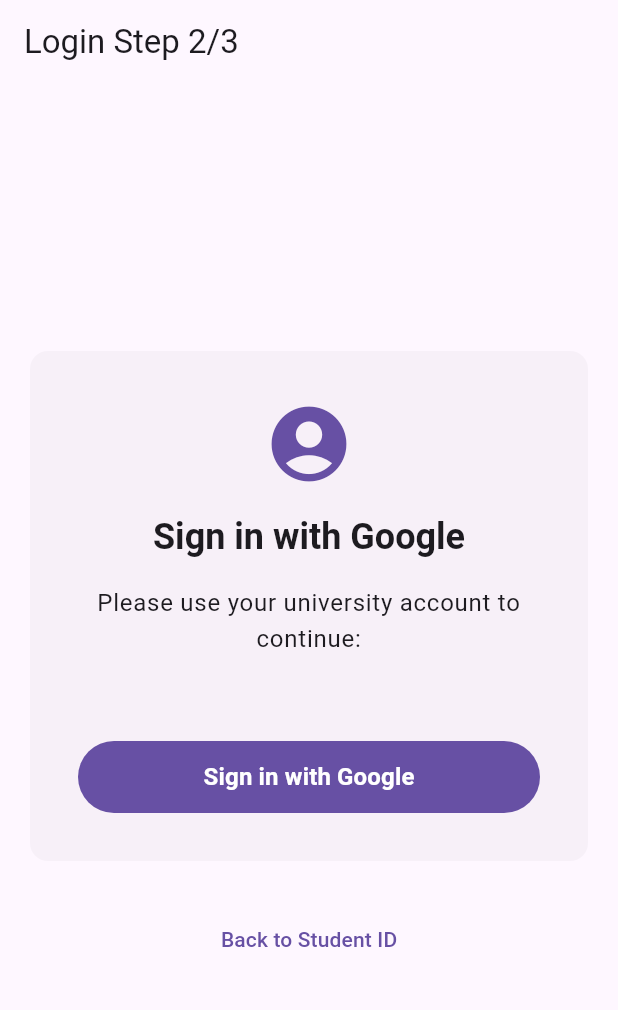
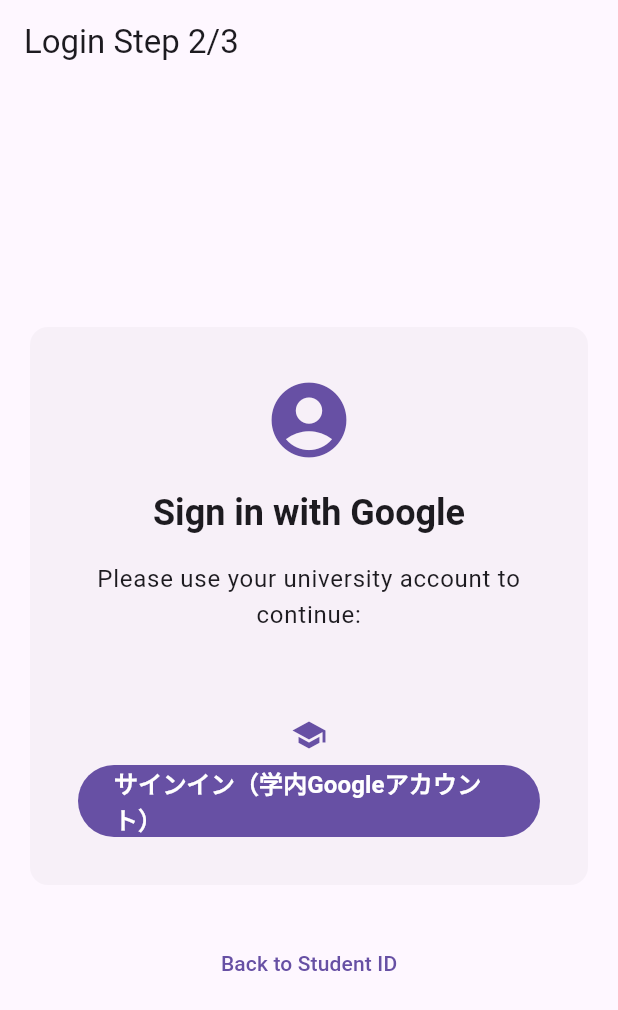
Before and after one commit to dokimiki/passpal, a Flutter app: the GoogleSigninPage screen opened by its route, on a phone screen of 412 x 824 dp. Shown: the top 1010 px of the screen. Run offline on Flutter 3.47's test engine with Material 3 defaults, Android fonts, the phone set to English and light mode, and no system bars; our stand-ins replace connectivity_plus, cookie_jar, dio, dio_cookie_manager, firebase_analytics, firebase_auth and 14 more; missing offline and left inert: background_fetch, dio_curl_interceptor, test, version, workmanager; accounts and stored records are empty; generated files the repository leaves out were written again.

```diff
--- a/lib/features/login/presentation/pages/google_signin_page.dart
+++ b/lib/features/login/presentation/pages/google_signin_page.dart
@@ -70,16 +70,26 @@ class GoogleSigninPage extends ConsumerWidget {
                         ),
                         const SizedBox(height: SpaceTokens.lg),
                         loginState.when(
-                          data: (state) => PrimaryButton(
-                            onPressed: () => ref
-                                .read(loginFormNotifierProvider.notifier)
-                                .handleGoogleSignin(),
-                            text: 'Sign in with Google',
-                            isLoading: state.isLoading,
+                          data: (state) => Column(
+                            children: [
+                              Icon(
+                                Icons.school,
+                                size: 24,
+                                color: theme.colorScheme.primary,
+                              ),
+                              const SizedBox(height: SpaceTokens.sm),
+                              PrimaryButton(
+                                onPressed: () => ref
+                                    .read(loginFormNotifierProvider.notifier)
+                                    .handleGoogleSignin(),
+                                text: 'サインイン（学内Googleアカウント）',
+                                isLoading: state.isLoading,
+                              ),
+                            ],
                           ),
                           loading: () => const PrimaryButton(
                             onPressed: null,
-                            text: 'Sign in with Google',
+                            text: 'サインイン（学内Googleアカウント）',
                             isLoading: true,
                           ),
                           error: (e, s) => PrimaryButton(
```
Also changed, not shown: lib/features/login/application/login_form_notifier.dart (+59 -23 lines), 3 other files.
